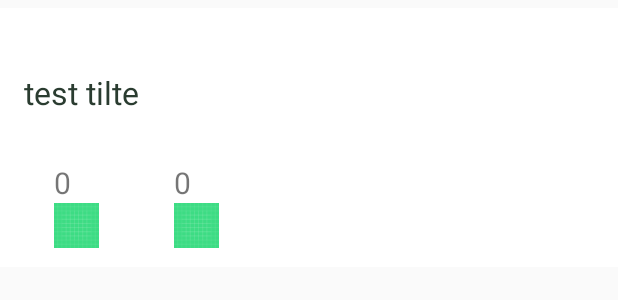
After one commit to DarkAlexWang/EventReporter, an Android app: the layout event_list_item.xml on its own in the app's theme, with its tools: preview values and no code run, on a phone screen of 412 x 824 dp. The commit adds this screen. Shown: the top 300 px of the screen. Run offline under Robolectric (Android 15) with nearby library versions, the light colour scheme and no system bars.

Commit message:
added README and EventListAdapter

```diff
--- a/app/build.gradle
+++ b/app/build.gradle
@@ -26,11 +26,14 @@ android {
 dependencies {
     implementation fileTree(dir: "libs", include: ["*.jar"])
     implementation 'androidx.appcompat:appcompat:1.1.0'
+    //noinspection GradleCompatible
+    //implementation 'com.android.support:recyclerview-v7:28.0.0'
     implementation 'androidx.constraintlayout:constraintlayout:1.1.3'
     implementation 'com.google.android.material:material:1.0.0'
     implementation 'androidx.annotation:annotation:1.1.0'
     implementation 'androidx.lifecycle:lifecycle-extensions:2.1.0'
     implementation 'androidx.legacy:legacy-support-v4:1.0.0'
+    implementation 'androidx.recyclerview:recyclerview:1.1.0'
     testImplementation 'junit:junit:4.12'
     androidTestImplementation 'androidx.test.ext:junit:1.1.1'
     androidTestImplementation 'androidx.test.espresso:espresso-core:3.2.0'
--- /dev/null
+++ b/app/src/main/res/layout/event_list_item.xml
@@ -0,0 +1,115 @@
+<?xml version="1.0" encoding="utf-8"?>
+<!--
+<androidx.constraintlayout.widget.ConstraintLayout
+    xmlns:android="http://schemas.android.com/apk/res/android" android:layout_width="match_parent"
+    android:layout_height="match_parent">
+
+</androidx.constraintlayout.widget.ConstraintLayout>
+Item that will be inserted into recycler view, this view will be called N times
+since there might N events showing in list
+-->
+<LinearLayout
+    xmlns:android="http://schemas.android.com/apk/res/android"
+    android:layout_marginTop="5dp"
+    android:layout_marginBottom="5dp"
+    android:orientation="vertical"
+    android:paddingLeft="16dp"
+    android:paddingRight="16dp"
+    android:background="#FFFFFF"
+    android:layout_width="match_parent"
+    android:layout_height="wrap_content"
+    >
+    <RelativeLayout
+        android:layout_width="match_parent"
+        android:layout_height="wrap_content"
+        android:layout_marginTop="10dp"
+        android:layout_marginBottom="10dp">
+        <TextView
+            android:id="@+id/event_item_time"
+            android:layout_width="wrap_content"
+            android:layout_height="wrap_content"
+            android:layout_alignParentStart="true"
+            android:textSize="16sp"
+            android:fontFamily="Roboto"/>
+        <TextView
+            android:id="@+id/event_item_location"
+            android:layout_width="wrap_content"
+            android:layout_height="wrap_content"
+            android:layout_alignParentEnd="true"
+            android:textSize="16sp"
+            android:fontFamily="Roboto"/>
+    </RelativeLayout>
+    <TextView
+        android:id="@+id/event_item_title"
+        android:layout_width="match_parent"
+        android:layout_height="wrap_content"
+        android:maxLines="2"
+        android:textSize="21sp"
+        android:text="test tilte"
+        android:fontFamily="Roboto"
+        android:textColor="#2A3C30"/>
+    <TextView
+        android:id="@+id/event_item_description"
+        android:layout_width="match_parent"
+        android:layout_height="wrap_content"
+        android:ellipsize="end"
+        android:maxLines="2"
+        android:textSize="16sp"
+        android:fontFamily="Roboto"/>
+    <ImageView
+        android:id="@+id/event_item_img"
+        android:layout_width="match_parent"
+        android:layout_height="200dp"
+        android:layout_marginTop="15dp"
+        android:layout_marginBottom="15dp"
+        android:visibility="gone"/>
+
+    <LinearLayout
+        android:layout_width="match_parent"
+        android:layout_height="wrap_content"
+        android:orientation="horizontal"
+        android:layout_marginTop="10dp"
+        android:layout_marginBottom="10dp"
+        >
+        <LinearLayout
+            android:layout_width="wrap_content"
+            android:layout_height="60dp"
+            android:layout_marginLeft="20dp"
+            android:orientation="vertical">
+            <TextView
+                android:id="@+id/event_good_number"
+                android:layout_width="wrap_content"
+                android:layout_height="wrap_content"
+                android:text="0"
+                android:gravity="center"
+                android:textSize="20sp"/>
+            <ImageView
+                android:layout_width="30dp"
+                android:layout_height="30dp"
+                android:layout_below="@+id/event_good_number"
+                android:src="@drawable/ic_launcher_background"
+                android:id="@+id/event_good_img"
+                />
+        </LinearLayout>
+        <LinearLayout
+            android:layout_width="wrap_content"
+            android:layout_height="60dp"
+            android:layout_marginLeft="50dp"
+            android:orientation="vertical">
+            <TextView
+                android:id="@+id/event_comment_number"
+                android:layout_width="wrap_content"
+                android:layout_height="wrap_content"
+                android:layout_toRightOf="@id/event_good_number"
+                android:text="0"
+                android:gravity="center"
+                android:textSize="20sp"/>
+            <ImageView
+                android:layout_width="30dp"
+                android:layout_height="30dp"
+                android:src="@drawable/ic_launcher_background"
+                android:id="@+id/event_comment_img"
+                />
+        </LinearLayout>
+    </LinearLayout>
+</LinearLayout>
--- a/app/src/main/res/layout/fragment_events.xml
+++ b/app/src/main/res/layout/fragment_events.xml
@@ -31,5 +31,11 @@
                android:layout_alignParentEnd="true"
                android:layout_marginEnd="15dp"/>
        </RelativeLayout>
+        <!-- This recycler view shows Event data to customers -->
+        <androidx.recyclerview.widget.RecyclerView
+               android:id="@+id/event_recycler_view"
+               android:layout_width="match_parent"
+               android:layout_height="match_parent"
+               android:scrollbars="vertical" />
     </LinearLayout>
 </FrameLayout>
```
Also changed, not shown: app/src/main/java/com/laioffer/eventreporter/EventListAdapter.java (added, +91 -0 lines), app/src/main/java/com/laioffer/eventreporter/EventReportActivity.java (+52 -26 lines), app/src/main/java/com/laioffer/eventreporter/EventsFragment.java (+68 -0 lines), 10 other files.
